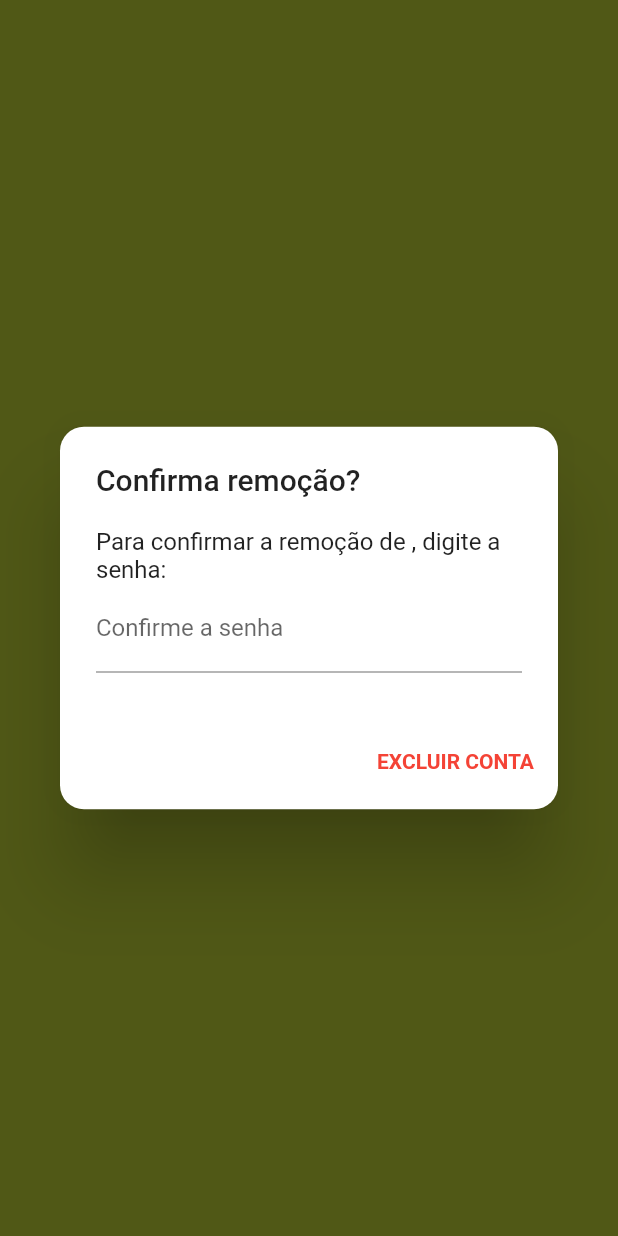
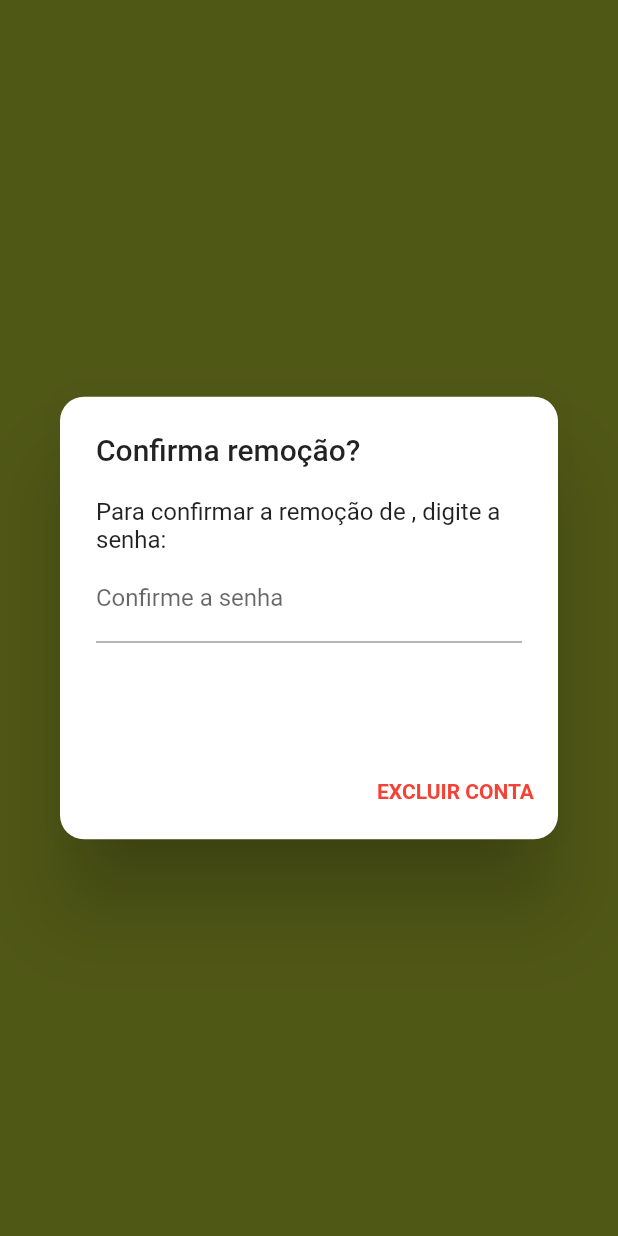
Before and after one commit to ricarthlima/flutter_firebase_auth, a Flutter app: what showRemoverUsuarioDialog() shows on an empty page, opened directly with empty values, on a phone screen of 412 x 824 dp. Run offline on Flutter 3.47's test engine with Material 2 defaults, Android fonts, the phone set to English and light mode, and no system bars; our stand-ins replace cloud_firestore, firebase_auth, firebase_core; accounts and stored records are empty; generated files the repository leaves out were written again; network calls fail.

Commit message:
fix - detalhes de aparencia

```diff
--- a/lib/authenticator/components/remove_user_dialog.dart
+++ b/lib/authenticator/components/remove_user_dialog.dart
@@ -11,7 +11,7 @@ showRemoverUsuarioDialog(
         shape: RoundedRectangleBorder(borderRadius: BorderRadius.circular(16)),
         title: const Text("Confirma remoção?"),
         content: SizedBox(
-          height: 100,
+          height: 140,
           child: Column(
             children: [
               Text("Para confirmar a remoção de $email, digite a senha:"),
--- a/lib/authenticator/screens/auth_screen.dart
+++ b/lib/authenticator/screens/auth_screen.dart
@@ -26,7 +26,6 @@ class _AuthScreenState extends State<AuthScreen> {
     return Scaffold(
       body: Padding(
         padding: const EdgeInsets.symmetric(
-          vertical: 64,
           horizontal: 32,
         ),
         child: Center(
@@ -92,7 +91,9 @@ class _AuthScreenState extends State<AuthScreen> {
                         return null;
                       },
                     ),
-                    Visibility(
+                    Padding(
+                      padding: const EdgeInsets.all(8.0),
+                      child: Visibility(
                         visible: isEntrando,
                         child: GestureDetector(
                           onTap: () {
@@ -101,6 +102,7 @@ class _AuthScreenState extends State<AuthScreen> {
                           child: const Text(
                             "Esqueceu a senha?",
                             textAlign: TextAlign.center,
+                          ),
                         ),
                       ),
                     ),
```
Lines whose indentation alone changed are shown as unchanged.
